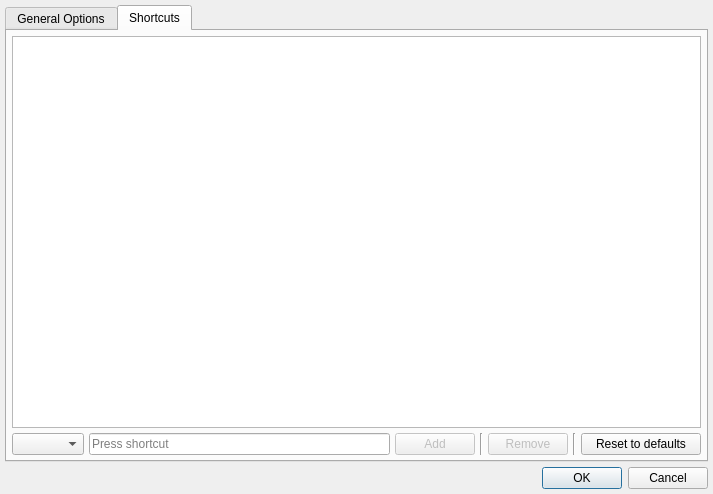
The window that src/OptionsDialog.ui (Helios-vmg/Borderless) describes before a commit, drawn with Qt 5.
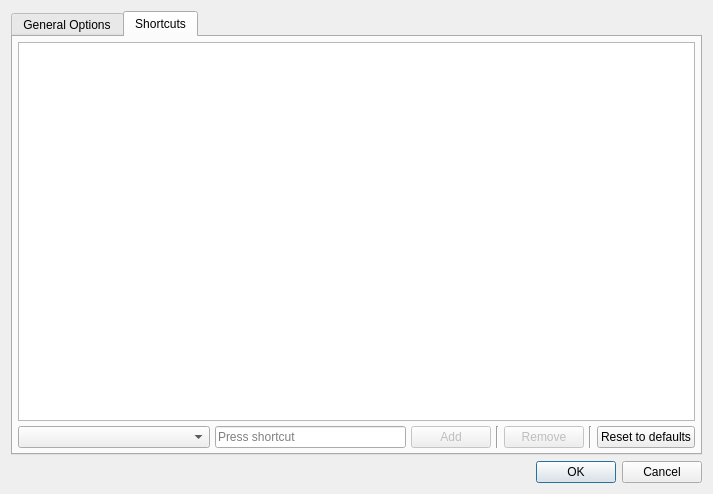
The same window after the commit. The open tabs and pages were chosen to show the change. Custom widgets are drawn as their Qt base class.

Commit message: Improving GUI on high-DPI displays.

```diff
--- a/src/OptionsDialog.ui
+++ b/src/OptionsDialog.ui
@@ -13,25 +13,16 @@
     <height>494</height>
    </rect>
   </property>
+  <property name="sizePolicy">
+   <sizepolicy hsizetype="Expanding" vsizetype="Expanding">
+    <horstretch>0</horstretch>
+    <verstretch>0</verstretch>
+   </sizepolicy>
+  </property>
   <property name="windowTitle">
    <string>Options</string>
   </property>
   <layout class="QVBoxLayout" name="verticalLayout">
-   <property name="spacing">
-    <number>5</number>
-   </property>
-   <property name="leftMargin">
-    <number>5</number>
-   </property>
-   <property name="topMargin">
-    <number>5</number>
-   </property>
-   <property name="rightMargin">
-    <number>5</number>
-   </property>
-   <property name="bottomMargin">
-    <number>5</number>
-   </property>
    <item>
     <widget class="QTabWidget" name="tabWidget">
      <property name="currentIndex">
@@ -277,19 +268,38 @@
         <layout class="QHBoxLayout" name="horizontalLayout_2" stretch="0,0,0,0,0,0,0">
          <item>
           <widget class="QComboBox" name="command_input">
+           <property name="sizePolicy">
+            <sizepolicy hsizetype="MinimumExpanding" vsizetype="Minimum">
+             <horstretch>0</horstretch>
+             <verstretch>0</verstretch>
+            </sizepolicy>
+           </property>
            <property name="editable">
             <bool>false</bool>
            </property>
           </widget>
          </item>
          <item>
-          <widget class="QKeySequenceEdit" name="key_sequence_input"/>
+          <widget class="QKeySequenceEdit" name="key_sequence_input">
+           <property name="sizePolicy">
+            <sizepolicy hsizetype="MinimumExpanding" vsizetype="Minimum">
+             <horstretch>0</horstretch>
+             <verstretch>0</verstretch>
+            </sizepolicy>
+           </property>
+          </widget>
          </item>
          <item>
           <widget class="QPushButton" name="add_button">
            <property name="enabled">
             <bool>false</bool>
            </property>
+           <property name="sizePolicy">
+            <sizepolicy hsizetype="Minimum" vsizetype="Minimum">
+             <horstretch>0</horstretch>
+             <verstretch>0</verstretch>
+            </sizepolicy>
+           </property>
            <property name="text">
             <string>Add</string>
            </property>
@@ -307,6 +317,12 @@
            <property name="enabled">
             <bool>false</bool>
            </property>
+           <property name="sizePolicy">
+            <sizepolicy hsizetype="Minimum" vsizetype="Minimum">
+             <horstretch>0</horstretch>
+             <verstretch>0</verstretch>
+            </sizepolicy>
+           </property>
            <property name="text">
             <string>Remove</string>
            </property>
@@ -322,14 +338,14 @@
          <item>
           <widget class="QPushButton" name="reset_button">
            <property name="sizePolicy">
-            <sizepolicy hsizetype="Minimum" vsizetype="Fixed">
+            <sizepolicy hsizetype="Minimum" vsizetype="Minimum">
              <horstretch>0</horstretch>
              <verstretch>0</verstretch>
             </sizepolicy>
            </property>
            <property name="minimumSize">
             <size>
-             <width>120</width>
+             <width>0</width>
              <height>0</height>
             </size>
            </property>
```
Left out of the diff: 2 changed lines with no effect on the pictures. The commit also changes 3 other files.
